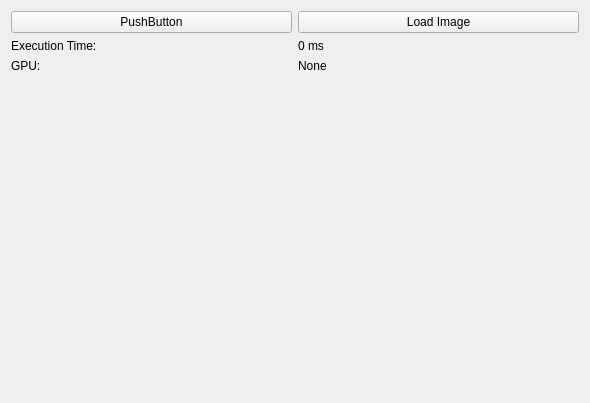
The window that src/controlswidget.ui (ttddee/ShaderDev) describes before a commit, drawn with Qt 5.
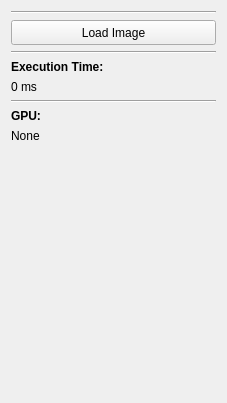
The same window after the commit.

Diff of the .ui file:
```diff
--- a/src/controlswidget.ui
+++ b/src/controlswidget.ui
@@ -6,7 +6,7 @@
    <rect>
     <x>0</x>
     <y>0</y>
-    <width>590</width>
+    <width>227</width>
     <height>403</height>
    </rect>
   </property>
@@ -16,49 +16,41 @@
   <layout class="QGridLayout" name="gridLayout_2">
    <item row="0" column="0">
     <layout class="QGridLayout" name="gridLayout">
-     <item row="1" column="0">
-      <widget class="QLabel" name="label">
-       <property name="text">
-        <string>Execution Time:</string>
-       </property>
-      </widget>
-     </item>
-     <item row="2" column="1">
-      <widget class="QLabel" name="gpuLabel">
-       <property name="text">
-        <string>None</string>
-       </property>
-      </widget>
-     </item>
-     <item row="0" column="0">
-      <widget class="QPushButton" name="pushButton">
-       <property name="text">
-        <string>PushButton</string>
-       </property>
-      </widget>
-     </item>
-     <item row="0" column="1">
-      <widget class="QPushButton" name="loadImageButton">
-       <property name="text">
-        <string>Load Image</string>
-       </property>
-      </widget>
-     </item>
-     <item row="2" column="0">
+     <item row="6" column="0">
       <widget class="QLabel" name="label_3">
+       <property name="font">
+        <font>
+         <weight>75</weight>
+         <bold>true</bold>
+        </font>
+       </property>
        <property name="text">
         <string>GPU:</string>
        </property>
       </widget>
      </item>
-     <item row="1" column="1">
+     <item row="2" column="0">
+      <widget class="Line" name="line">
+       <property name="orientation">
+        <enum>Qt::Horizontal</enum>
+       </property>
+      </widget>
+     </item>
+     <item row="4" column="0">
       <widget class="QLabel" name="timeLabel">
        <property name="text">
         <string>0 ms</string>
        </property>
       </widget>
      </item>
-     <item row="3" column="0">
+     <item row="7" column="0">
+      <widget class="QLabel" name="gpuLabel">
+       <property name="text">
+        <string>None</string>
+       </property>
+      </widget>
+     </item>
+     <item row="8" column="0">
       <spacer name="verticalSpacer">
        <property name="orientation">
         <enum>Qt::Vertical</enum>
@@ -71,6 +63,46 @@
        </property>
       </spacer>
      </item>
+     <item row="5" column="0">
+      <widget class="Line" name="line_2">
+       <property name="orientation">
+        <enum>Qt::Horizontal</enum>
+       </property>
+      </widget>
+     </item>
+     <item row="1" column="0">
+      <widget class="QPushButton" name="loadImageButton">
+       <property name="minimumSize">
+        <size>
+         <width>0</width>
+         <height>25</height>
+        </size>
+       </property>
+       <property name="text">
+        <string>Load Image</string>
+       </property>
+      </widget>
+     </item>
+     <item row="3" column="0">
+      <widget class="QLabel" name="label">
+       <property name="font">
+        <font>
+         <weight>75</weight>
+         <bold>true</bold>
+        </font>
+       </property>
+       <property name="text">
+        <string>Execution Time:</string>
+       </property>
+      </widget>
+     </item>
+     <item row="0" column="0">
+      <widget class="Line" name="line_3">
+       <property name="orientation">
+        <enum>Qt::Horizontal</enum>
+       </property>
+      </widget>
+     </item>
     </layout>
    </item>
   </layout>
```
